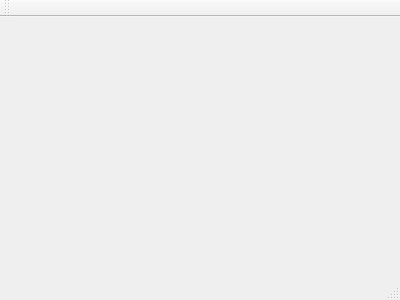
The window that DeNovo/mainwindow.ui (LETI-IT/De-Novo-DNA-Builder) describes before a commit, drawn with Qt 5.
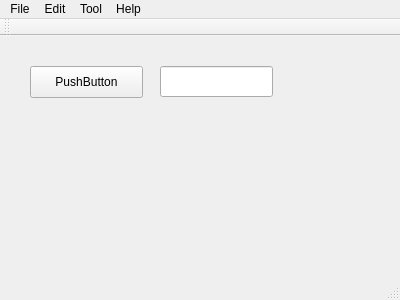
The same window after the commit.

Commit message: Added push button and text field.

```diff
--- a/DeNovo/mainwindow.ui
+++ b/DeNovo/mainwindow.ui
@@ -12,13 +12,76 @@
   <property name="windowTitle" >
    <string>MainWindow</string>
   </property>
-  <widget class="QMenuBar" name="menuBar" />
-  <widget class="QToolBar" name="mainToolBar" />
-  <widget class="QWidget" name="centralWidget" />
-  <widget class="QStatusBar" name="statusBar" />
+  <widget class="QWidget" name="centralWidget">
+   <widget class="QPushButton" name="pushButton">
+    <property name="geometry">
+     <rect>
+      <x>30</x>
+      <y>30</y>
+      <width>113</width>
+      <height>32</height>
+     </rect>
+    </property>
+    <property name="text">
+     <string>PushButton</string>
+    </property>
+   </widget>
+   <widget class="QLineEdit" name="lineEdit">
+    <property name="geometry">
+     <rect>
+      <x>160</x>
+      <y>30</y>
+      <width>113</width>
+      <height>31</height>
+     </rect>
+    </property>
+   </widget>
+  </widget>
+  <widget class="QMenuBar" name="menuBar">
+   <property name="geometry">
+    <rect>
+     <x>0</x>
+     <y>0</y>
+     <width>400</width>
+     <height>22</height>
+    </rect>
+   </property>
+   <widget class="QMenu" name="menuFile">
+    <property name="title">
+     <string>File</string>
+    </property>
+   </widget>
+   <widget class="QMenu" name="menuEdit">
+    <property name="title">
+     <string>Edit</string>
+    </property>
+   </widget>
+   <widget class="QMenu" name="menuTool">
+    <property name="title">
+     <string>Tool</string>
+    </property>
+   </widget>
+   <widget class="QMenu" name="menuHelp">
+    <property name="title">
+     <string>Help</string>
+    </property>
+   </widget>
+   <addaction name="menuFile"/>
+   <addaction name="menuEdit"/>
+   <addaction name="menuTool"/>
+   <addaction name="menuHelp"/>
+  </widget>
+  <widget class="QToolBar" name="mainToolBar">
+   <attribute name="toolBarArea">
+    <enum>TopToolBarArea</enum>
+   </attribute>
+   <attribute name="toolBarBreak">
+    <bool>false</bool>
+   </attribute>
+  </widget>
+  <widget class="QStatusBar" name="statusBar"/>
  </widget>
- <layoutDefault spacing="6" margin="11" />
- <pixmapfunction></pixmapfunction>
+ <layoutdefault spacing="6" margin="11"/>
  <resources/>
  <connections/>
 </ui>
```
Left out of the diff: 7 changed lines with no effect on the pictures.
